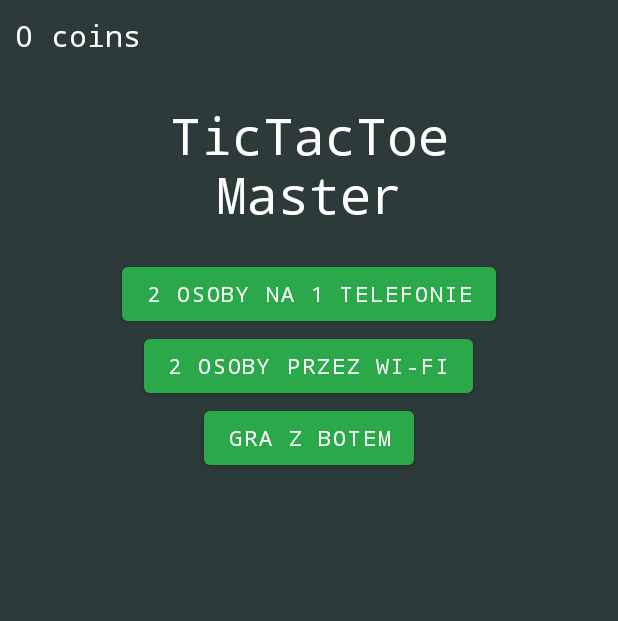
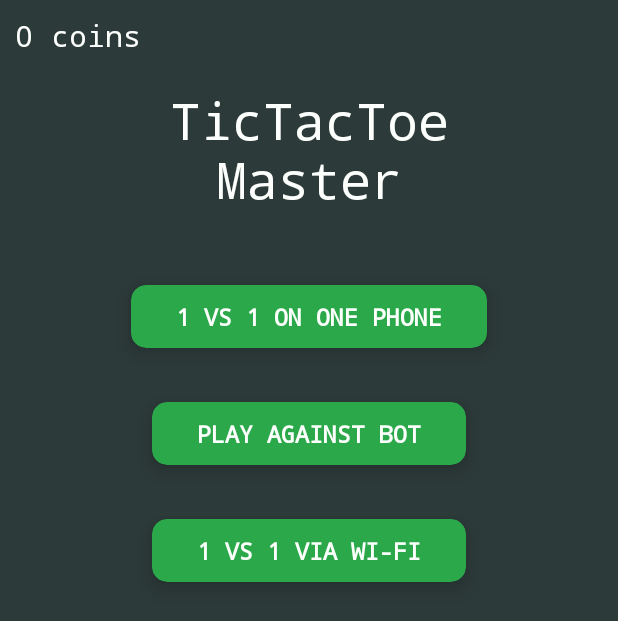
Before and after one commit to SpectraL519/TicTacToe-PWr, an Android app: the screen it shows after launch (MainActivity), on a phone screen of 412 x 824 dp. Shown: the top 621 px of the screen. Run offline under Robolectric (Android 15) with nearby library versions, the phone set to English and light mode, and no system bars.

Commit message:
in main menu CradView insted of Buttons

```diff
--- a/app/build.gradle
+++ b/app/build.gradle
@@ -34,7 +34,8 @@ android {
 
 dependencies {
 
-    implementation 'androidx.core:core-ktx:1.7.0'
+    implementation 'androidx.cardview:cardview:1.0.0'
+    implementation 'androidx.core:core-ktx:1.10.0'
     implementation 'androidx.appcompat:appcompat:1.6.1'
     implementation 'com.google.android.material:material:1.8.0'
     implementation 'androidx.constraintlayout:constraintlayout:2.1.4'
--- a/app/src/main/java/com/tictactoe_master/MainActivity.kt
+++ b/app/src/main/java/com/tictactoe_master/MainActivity.kt
@@ -3,25 +3,20 @@ package com.tictactoe_master
 import android.content.Intent
 import androidx.appcompat.app.AppCompatActivity
 import android.os.Bundle
-import android.text.Spannable
-import android.text.SpannableStringBuilder
-import android.widget.Button
-import android.widget.TextView
-import androidx.annotation.DrawableRes
-import androidx.core.content.ContextCompat
+import androidx.cardview.widget.CardView
 
 class MainActivity : AppCompatActivity() {
 
-    private lateinit var onePhoneTwoPlayersBT: Button
+    private lateinit var oneVsOneCV: CardView
 
     override fun onCreate(savedInstanceState: Bundle?) {
         super.onCreate(savedInstanceState)
         setContentView(R.layout.activity_main)
 
-        onePhoneTwoPlayersBT = findViewById(R.id.onePhoneTwoPlayersBT)
-        onePhoneTwoPlayersBT.setOnClickListener {
+        oneVsOneCV = findViewById(R.id.oneVsOneCV)
+        oneVsOneCV.setOnClickListener {
             val startGameIntent = Intent(this, GameActivity::class.java)
-            startGameIntent.putExtra("size", "5")
+            startGameIntent.putExtra("size", "8")
             startActivity(startGameIntent)
         }
     }
--- a/app/src/main/res/layout/activity_game.xml
+++ b/app/src/main/res/layout/activity_game.xml
@@ -32,7 +32,7 @@
         android:layout_width="match_parent"
         android:layout_height="wrap_content"
         android:layout_margin="10dp"
-        android:text="RUCH: X" />
+        android:text="TURN: X" />
 
     <com.tictactoe_master.SquareLayout
         android:layout_width="match_parent"
--- a/app/src/main/res/layout/activity_main.xml
+++ b/app/src/main/res/layout/activity_main.xml
@@ -13,7 +13,8 @@
         android:id="@+id/coinsTV"
         android:layout_width="wrap_content"
         android:layout_height="wrap_content"
-        android:layout_margin="10dp"
+        android:layout_marginLeft="10dp"
+        android:layout_marginTop="10dp"
         android:fontFamily="monospace"
         android:text="0 coins"
         android:textSize="20sp" />
@@ -28,25 +29,87 @@
         android:text="@string/title_screen_text"
         android:textSize="34sp" />
 
-    <Button
-        android:id="@+id/onePhoneTwoPlayersBT"
+    <androidx.cardview.widget.CardView
+        android:id="@+id/oneVsOneCV"
         android:layout_width="wrap_content"
         android:layout_height="wrap_content"
-        android:layout_gravity="center"
-        android:layout_marginTop="20dp"
-        android:text="@string/twoPlayersOnePhone" />
+        android:layout_gravity="center_horizontal"
+        android:layout_marginTop="30dp"
+        app:cardBackgroundColor="@color/light_green"
+        app:cardCornerRadius="10dp"
+        app:cardElevation="8dp"
+        app:cardMaxElevation="10dp"
+        app:cardPreventCornerOverlap="true"
+        app:cardUseCompatPadding="true">
 
-    <Button
-        android:id="@+id/twoPhonesTwoPlayersWiFiBT"
+        <TextView
+            android:layout_width="match_parent"
+            android:layout_height="wrap_content"
+            android:layout_gravity="start|center_vertical"
+            android:layout_margin="10dp"
+            android:gravity="center"
+            android:paddingLeft="20dp"
+            android:paddingRight="20dp"
+            android:text="@string/twoPlayersOnePhone"
+            android:textAllCaps="true"
+            android:textSize="16sp"
+            android:textStyle="bold" />
+
+    </androidx.cardview.widget.CardView>
+
+    <androidx.cardview.widget.CardView
+        android:id="@+id/oneVsBotCV"
         android:layout_width="wrap_content"
         android:layout_height="wrap_content"
-        android:layout_gravity="center"
-        android:text="@string/twoPlayersTwoPhonesWiFi" />
+        android:layout_gravity="center_horizontal"
+        app:cardBackgroundColor="@color/light_green"
+        app:cardCornerRadius="10dp"
+        app:cardElevation="8dp"
+        app:cardMaxElevation="10dp"
+        app:cardPreventCornerOverlap="true"
+        app:cardUseCompatPadding="true">
 
-    <Button
-        android:id="@+id/onePhoneOnePlayerBT"
+        <TextView
+            android:id="@+id/event_card_text"
+            android:layout_width="match_parent"
+            android:layout_height="wrap_content"
+            android:layout_gravity="start|center_vertical"
+            android:layout_margin="10dp"
+            android:gravity="center"
+            android:paddingLeft="20dp"
+            android:paddingRight="20dp"
+            android:text="@string/onePlayerOnePhone"
+            android:textAllCaps="true"
+            android:textSize="16sp"
+            android:textStyle="bold" />
+
+    </androidx.cardview.widget.CardView>
+
+    <androidx.cardview.widget.CardView
+        android:id="@+id/oneVsOneWiFiCV"
         android:layout_width="wrap_content"
         android:layout_height="wrap_content"
-        android:layout_gravity="center"
-        android:text="@string/onePlayerOnePhone" />
+        android:layout_gravity="center_horizontal"
+        app:cardBackgroundColor="@color/light_green"
+        app:cardCornerRadius="10dp"
+        app:cardElevation="8dp"
+        app:cardMaxElevation="10dp"
+        app:cardPreventCornerOverlap="true"
+        app:cardUseCompatPadding="true">
+
+        <TextView
+            android:layout_width="match_parent"
+            android:layout_height="wrap_content"
+            android:layout_gravity="start|center_vertical"
+            android:layout_margin="10dp"
+            android:gravity="center"
+            android:paddingLeft="20dp"
+            android:paddingRight="20dp"
+            android:text="@string/twoPlayersTwoPhonesWiFi"
+            android:textAllCaps="true"
+            android:textSize="16sp"
+            android:textStyle="bold" />
+
+    </androidx.cardview.widget.CardView>
+
 </LinearLayout>
--- a/app/src/main/res/values/strings.xml
+++ b/app/src/main/res/values/strings.xml
@@ -2,7 +2,7 @@
     <string name="app_name">TicTacToe-Master</string>
 
     <string name="title_screen_text">TicTacToe\nMaster</string>
-    <string name="twoPlayersOnePhone">2 osoby na 1 telefonie</string>
-    <string name="twoPlayersTwoPhonesWiFi">2 osoby przez wi-fi</string>
-    <string name="onePlayerOnePhone">gra z botem</string>
+    <string name="twoPlayersOnePhone">1 vs 1 on one phone</string>
+    <string name="twoPlayersTwoPhonesWiFi">1 vs 1 via Wi-Fi</string>
+    <string name="onePlayerOnePhone">play against bot</string>
 </resources>
```
